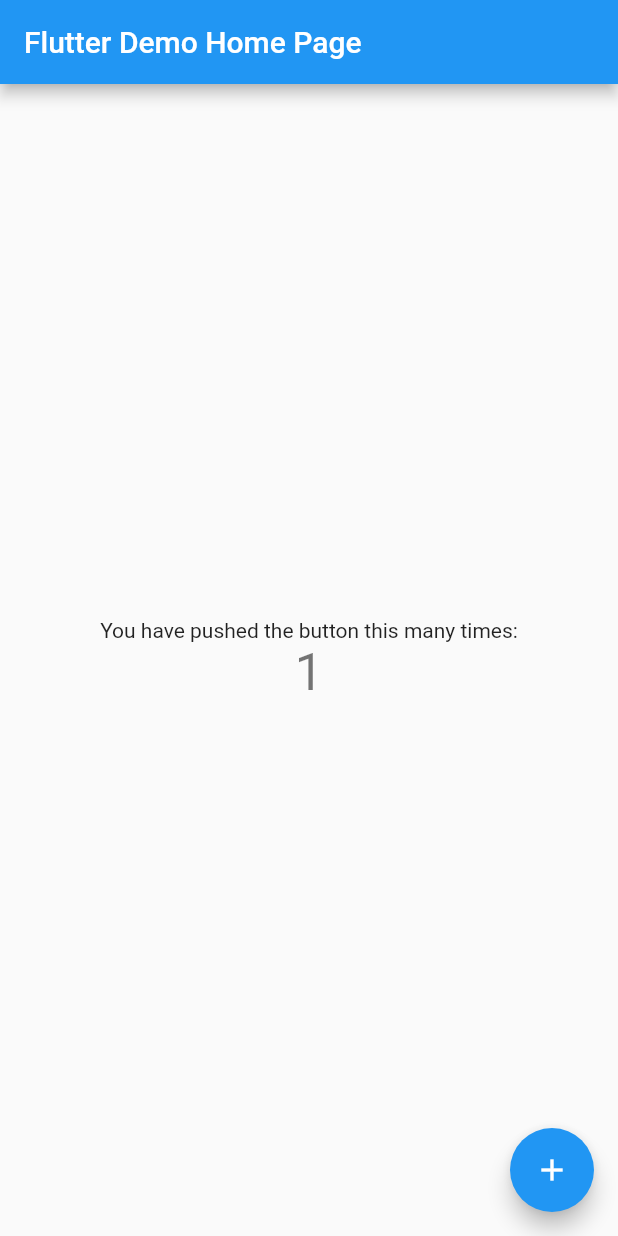
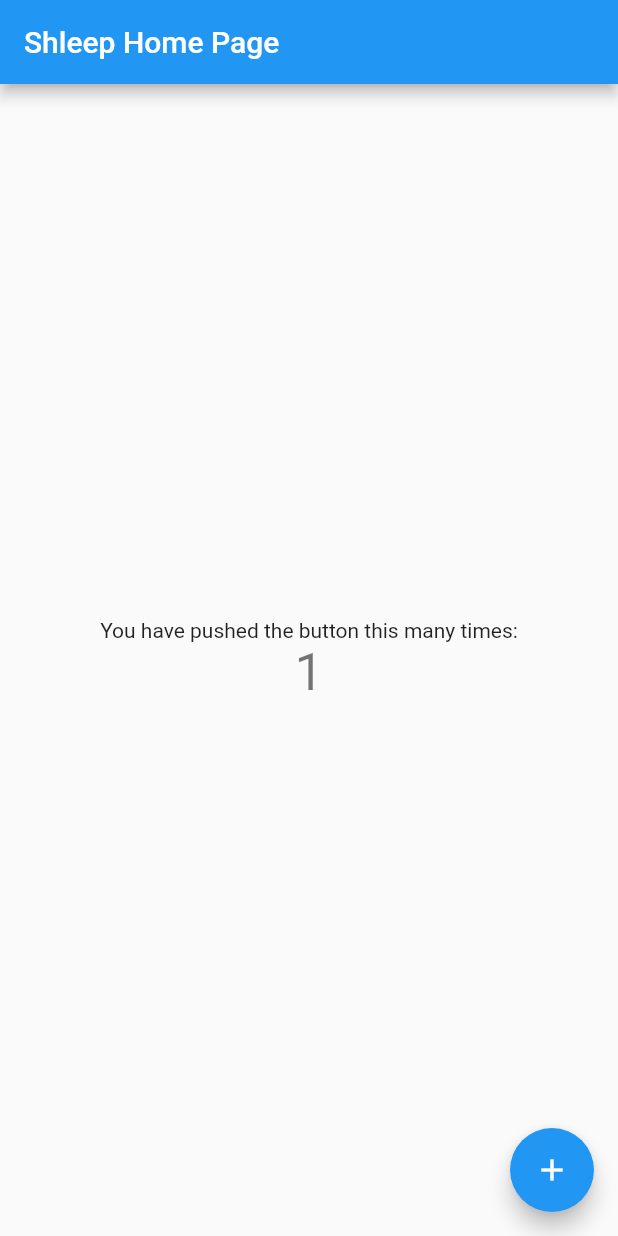
Before and after one commit to anvu1911/EXE201, a Flutter app: the screen it shows after launch, after a tap on the "add" icon, on a phone screen of 412 x 824 dp. Run offline on Flutter 3.47's test engine with Material 2 defaults, Android fonts, the phone set to English and light mode, and no system bars; our stand-ins replace firebase_core; accounts and stored records are empty.

```diff
--- a/lib/main.dart
+++ b/lib/main.dart
@@ -1,6 +1,13 @@
+import 'package:firebase_core/firebase_core.dart';
 import 'package:flutter/material.dart';
 
-void main() {
+import 'firebase_options.dart';
+
+void main() async {
+  WidgetsFlutterBinding.ensureInitialized();
+  await Firebase.initializeApp(
+    options: DefaultFirebaseOptions.currentPlatform,
+  );
   runApp(const MyApp());
 }
 
@@ -11,7 +18,7 @@ class MyApp extends StatelessWidget {
   @override
   Widget build(BuildContext context) {
     return MaterialApp(
-      title: 'Flutter Demo',
+      title: 'Shleep',
       theme: ThemeData(
         // This is the theme of your application.
         //
@@ -24,7 +31,7 @@ class MyApp extends StatelessWidget {
         // is not restarted.
         primarySwatch: Colors.blue,
       ),
-      home: const MyHomePage(title: 'Flutter Demo Home Page'),
+      home: const MyHomePage(title: 'Shleep Home Page'),
     );
   }
 }
@@ -100,7 +107,10 @@ class _MyHomePageState extends State<MyHomePage> {
             ),
             Text(
               '$_counter',
-              style: Theme.of(context).textTheme.headlineMedium,
+              style: Theme
+                  .of(context)
+                  .textTheme
+                  .headlineMedium,
             ),
           ],
         ),
--- a/pubspec.yaml
+++ b/pubspec.yaml
@@ -35,6 +35,10 @@ dependencies:
   # The following adds the Cupertino Icons font to your application.
   # Use with the CupertinoIcons class for iOS style icons.
   cupertino_icons: ^1.0.2
+  firebase_core: ^2.11.0
+  shared_preferences: ^2.1.1
+  firebase_auth: ^4.5.0
+  cloud_firestore: ^4.6.0
 
 dev_dependencies:
   flutter_test:
```
Also changed, not shown: lib/firebase_options.dart (added), pubspec.lock, 5 other files.
